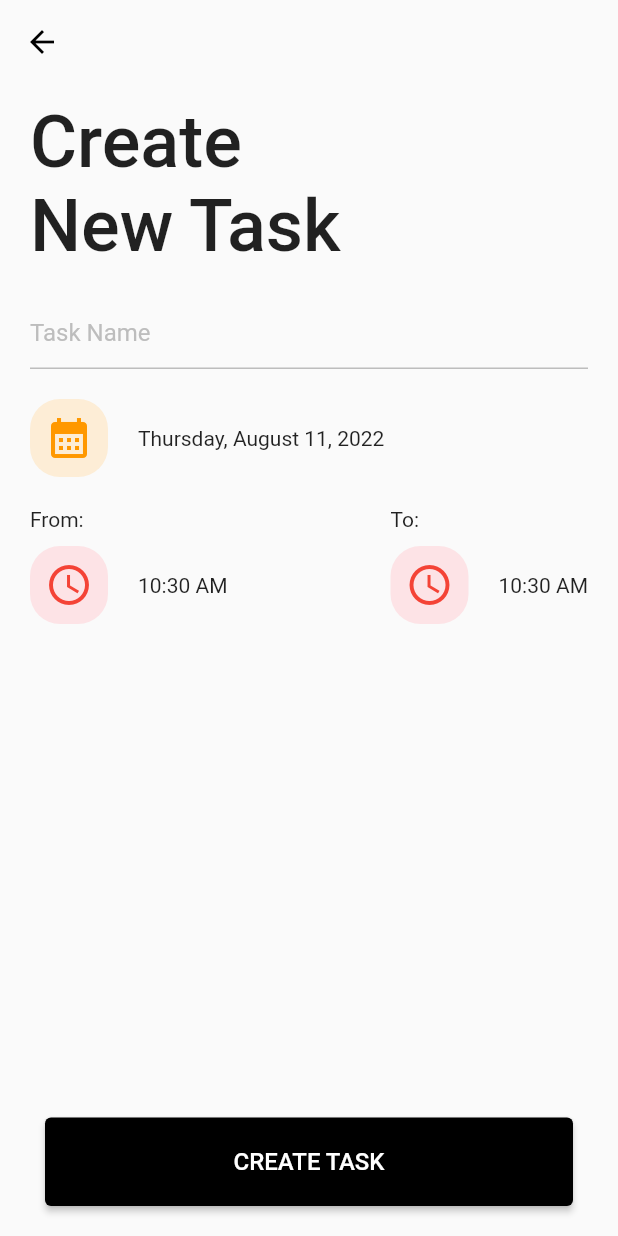
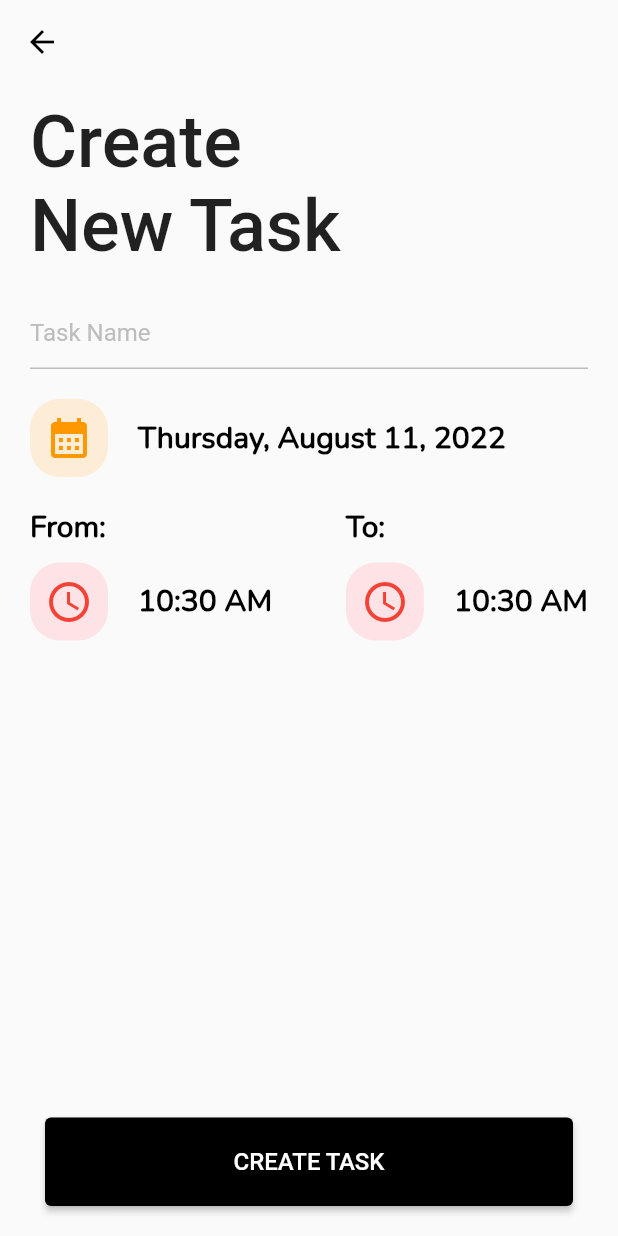
Before and after one commit to repsajanboy/flutter-planner, a Flutter app: the screen it shows after launch, after a tap on "+ ADD NEW TASK", on a phone screen of 412 x 824 dp. Run offline on Flutter 3.47's test engine with Material 2 defaults, Android fonts, the light colour scheme and no system bars; our stand-ins replace bloc, dio, equatable, flutter_bloc; network calls fail; Roboto replaces fonts that are missing (Beneth).

Commit message:
Fonts, typography class

```diff
--- a/lib/app.dart
+++ b/lib/app.dart
@@ -27,6 +27,12 @@ class MyApp extends StatelessWidget {
               fontFamily: 'Beneth',
               fontSize: 48.0,
             ),
+            bodyMedium: const TextStyle(
+              fontFamily: 'Nunito',
+              fontSize: 20.0,
+              color: Colors.black,
+              fontWeight: FontWeight.bold,
+            ),
           )
         ),
         onGenerateRoute: router.onGenerateRoute,
--- a/lib/presentation/tasks/view/widget/tasks_list_header.dart
+++ b/lib/presentation/tasks/view/widget/tasks_list_header.dart
@@ -1,5 +1,6 @@
 import 'package:flutter/material.dart';
 
+import '../../../../utils/context_extension.dart';
 class TaskListHeader extends StatelessWidget {
   const TaskListHeader({Key? key}) : super(key: key);
 
@@ -10,7 +11,7 @@ class TaskListHeader extends StatelessWidget {
       children: [
         Text(
           'Task List'.toUpperCase(),
-          style: Theme.of(context).textTheme.titleMedium,
+          style: context.typo.subTitle54(),
         ),
         Text(
           'Work',
--- /dev/null
+++ b/lib/style/app_typography.dart
@@ -0,0 +1,21 @@
+import 'package:flutter/material.dart';
+
+class AppTextStyle {
+  TextStyle subText54() {
+    return const TextStyle(
+      color: Colors.black54,
+      fontSize: 14.0,
+      fontWeight: FontWeight.normal,
+    );
+  }
+
+  TextStyle subTitle54() {
+    return const TextStyle(
+      fontFamily: 'Open Sans',
+      color: Colors.black54,
+      fontSize: 18.0,
+      fontWeight: FontWeight.bold,
+      letterSpacing: 1.5
+    );
+  }
+}
```
Also changed, not shown: lib/presentation/tasks/view/tasks_list.dart (+7 -16 lines), lib/utils/context_extension.dart (added, +12 -0 lines), pubspec.yaml (+8 -0 lines), assets/fonts/Nunito-Regular.ttf (added), assets/fonts/OpenSans-Bold.ttf (added), assets/fonts/OpenSans-Regular.ttf (added).
